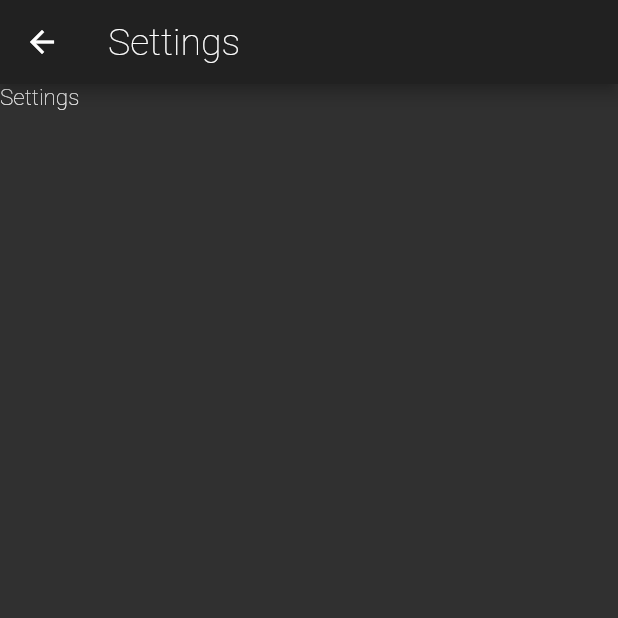
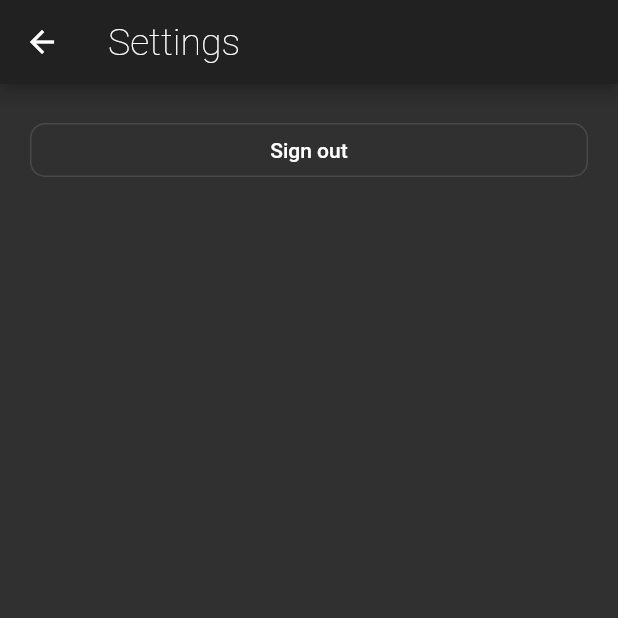
Before and after one commit to fingeg/MyFinanceApp, a Flutter app: the SettingsPage screen opened by its route, on a phone screen of 412 x 824 dp, the top half of it. Run offline on Flutter 3.47's test engine with Material 2 defaults, Android fonts, the phone set to English and light mode, and no system bars; our stand-ins replace dio, flutter_secure_storage, flutter_spinkit, line_icons, shared_preferences; missing offline and left inert: asn1lib, dart:html, encrypt, flutter_event_bus, pointycastle, srp; accounts and stored records are empty.

Commit message:
Add logout

```diff
--- a/lib/pages/home/home.dart
+++ b/lib/pages/home/home.dart
@@ -35,6 +35,9 @@ class _HomePageState extends Interactor<HomePage> {
   Future<void> loadData() async {
     // Check if logged in
     if (await Static.storage.getSensitiveString(Keys.sessionProof) == null) {
+      if (mounted) {
+        setState(() => null);
+      }
       return;
     }
 
--- a/lib/pages/settings/settings_page.dart
+++ b/lib/pages/settings/settings_page.dart
@@ -1,5 +1,6 @@
 import 'package:flutter/material.dart';
 import 'package:myfinance_app/utils/localizations.dart';
+import 'package:myfinance_app/utils/static.dart';
 
 class SettingsPage extends StatefulWidget {
   @override
@@ -16,7 +17,19 @@ class _SettingsPageState extends State<SettingsPage> {
           style: Theme.of(context).textTheme.headline1,
         ),
       ),
-      body: SafeArea(child: Text('Settings')),
+      body: ListView(
+        padding: EdgeInsets.all(20),
+        children: [
+          OutlineButton(
+            onPressed: () {
+              Static.storage.clearData();
+              Static.storage.clearSensitiveData();
+              Navigator.of(context).popAndPushNamed('/login');
+            },
+            child: Text(MyFinanceLocalizations.of(context).logout),
+          ),
+        ],
+      ),
     );
   }
 }
--- a/lib/utils/localizations.dart
+++ b/lib/utils/localizations.dart
@@ -15,11 +15,14 @@ class MyFinanceLocalizations {
       'title': 'MyFinance',
       'login_page': 'Login Page',
       'login': 'Sign in',
+      'logout': 'Sign out',
       'register': 'Sign up',
       'or': 'or',
-      'password_length_condition': 'The password has to be at least 5 characters long',
+      'password_length_condition':
+          'The password has to be at least 5 characters long',
       'password_validation_condition': 'The passwords are unequal',
-      'username_length_condition': 'The username has to be between 4 and 10 characters',
+      'username_length_condition':
+          'The username has to be between 4 and 10 characters',
       'username_character_condition': 'Only A-Z, a-z and 0-9 are allowed',
       'back': 'Back',
       'username': 'Username',
@@ -75,12 +78,16 @@ class MyFinanceLocalizations {
     },
     'de': {
       'title': 'MyFinance',
+      'logout': 'Abmelden',
+      'login': 'Login',
       'login_page': 'Login Seite',
       'register': 'Registrieren',
       'or': 'oder',
-      'password_length_condition': 'Das Passwort muss mindestens 5 Zeichen Lang sein',
+      'password_length_condition':
+          'Das Passwort muss mindestens 5 Zeichen Lang sein',
       'password_validation_condition': 'Die Passwörter sind ungleich',
-      'username_length_condition': 'Der Nutzername muss zwischen 4 und 10 Zeichen lang sein',
+      'username_length_condition':
+          'Der Nutzername muss zwischen 4 und 10 Zeichen lang sein',
       'username_character_condition': 'Nur A-Z, a-z und 0-9 sind erlaubt',
       'back': 'Zurück',
       'username': 'Nutzername',
@@ -140,7 +147,11 @@ class MyFinanceLocalizations {
 
   String get title => _locals['title'];
   String get loginPage => _locals['login_page'];
+
   String get login => _locals['login'];
+
+  String get logout => _locals['logout'];
+
   String get register => _locals['register'];
   String get or => _locals['or'];
   String get passwordLengthCondition => _locals['password_length_condition'];
```
Also changed, not shown: lib/utils/storage/storage_io.dart (+8 -3 lines).
